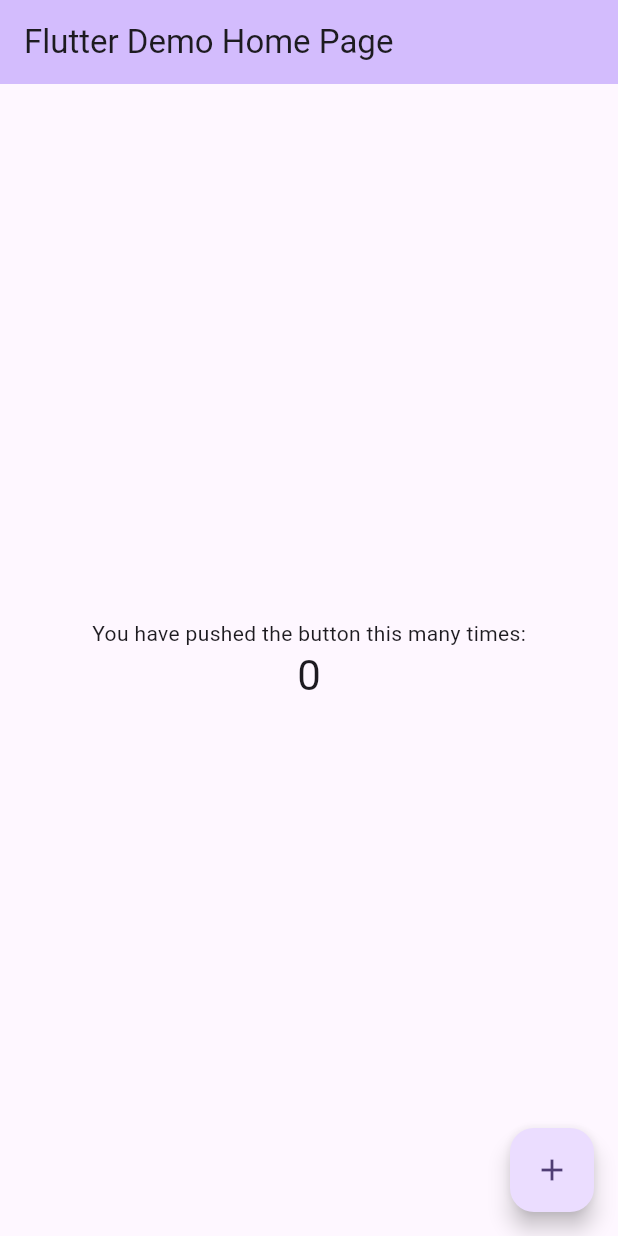
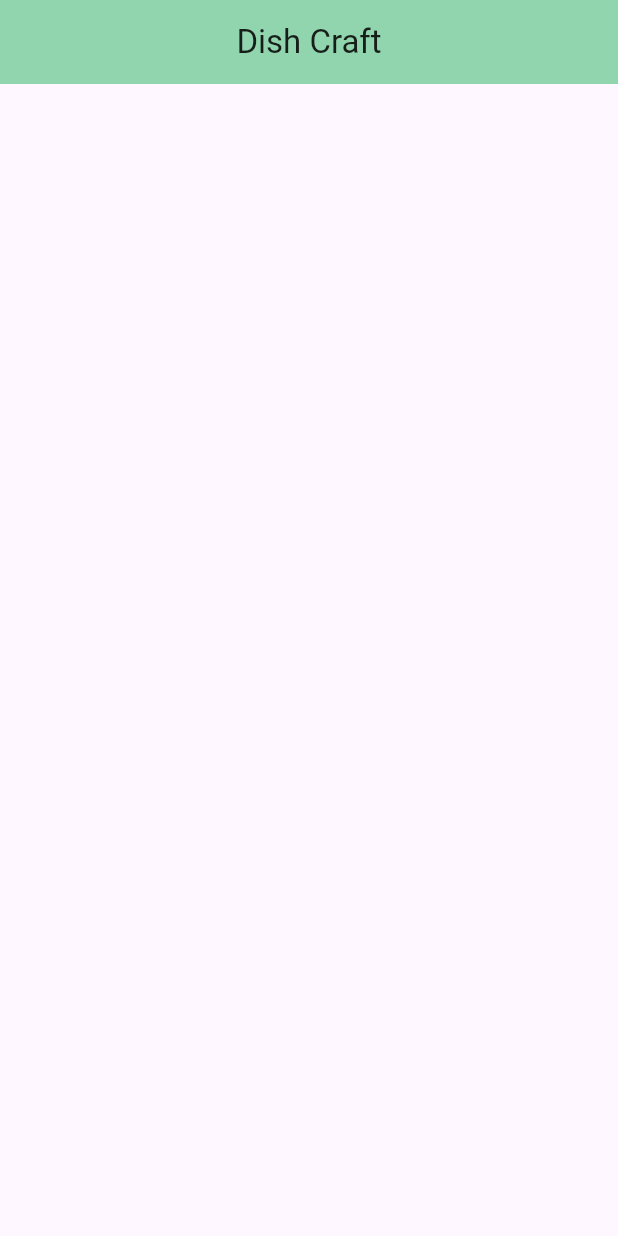
Before and after one commit to Sameer747/Learn-Flutter-2024, a Flutter app: the screen it shows after launch, on a phone screen of 412 x 824 dp. Run offline on Flutter 3.47's test engine with Material 3 defaults, Android fonts, the phone set to English and light mode, and no system bars.

Commit message:
simplified homepage code.

```diff
--- /dev/null
+++ b/dish_craft/lib/homepage.dart
@@ -0,0 +1,31 @@
+import 'package:flutter/material.dart';
+
+class MyHomePage extends StatefulWidget {
+  final String title;
+  const MyHomePage({super.key, required this.title});
+
+  @override
+  State<MyHomePage> createState() => _MyHomePageState();
+}
+
+class _MyHomePageState extends State<MyHomePage> {
+  @override
+  Widget build(BuildContext context) {
+    return Scaffold(
+      appBar: _appBar(widget.title, context),
+      body: _body(),
+    );
+  }
+}
+
+_appBar(String title, context) {
+  return AppBar(
+    centerTitle: true,
+    title: Text(title),
+    backgroundColor: Theme.of(context).colorScheme.inversePrimary,
+  );
+}
+
+_body() {
+  return SafeArea(child: Container());
+}
--- a/dish_craft/lib/main.dart
+++ b/dish_craft/lib/main.dart
@@ -1,125 +1,23 @@
 import 'package:flutter/material.dart';
 
+import 'homepage.dart';
+
 void main() {
-  runApp(const MyApp());
+  runApp(const DishCraft());
 }
 
-class MyApp extends StatelessWidget {
-  const MyApp({super.key});
+class DishCraft extends StatelessWidget {
+  const DishCraft({super.key});
 
-  // This widget is the root of your application.
   @override
   Widget build(BuildContext context) {
+    final ThemeData theme = ThemeData();
     return MaterialApp(
+      debugShowCheckedModeBanner: false,
       title: 'Flutter Demo',
-      theme: ThemeData(
-        // This is the theme of your application.
-        //
-        // TRY THIS: Try running your application with "flutter run". You'll see
-        // the application has a purple toolbar. Then, without quitting the app,
-        // try changing the seedColor in the colorScheme below to Colors.green
-        // and then invoke "hot reload" (save your changes or press the "hot
-        // reload" button in a Flutter-supported IDE, or press "r" if you used
-        // the command line to start the app).
-        //
-        // Notice that the counter didn't reset back to zero; the application
-        // state is not lost during the reload. To reset the state, use hot
-        // restart instead.
-        //
-        // This works for code too, not just values: Most code changes can be
-        // tested with just a hot reload.
-        colorScheme: ColorScheme.fromSeed(seedColor: Colors.deepPurple),
-        useMaterial3: true,
-      ),
-      home: const MyHomePage(title: 'Flutter Demo Home Page'),
+      theme: theme.copyWith(
+          colorScheme: ColorScheme.fromSeed(seedColor: Colors.greenAccent)),
+      home: const MyHomePage(title: 'Dish Craft'),
     );
   }
 }
-
-class MyHomePage extends StatefulWidget {
-  const MyHomePage({super.key, required this.title});
-
-  // This widget is the home page of your application. It is stateful, meaning
-  // that it has a State object (defined below) that contains fields that affect
-  // how it looks.
-
-  // This class is the configuration for the state. It holds the values (in this
-  // case the title) provided by the parent (in this case the App widget) and
-  // used by the build method of the State. Fields in a Widget subclass are
-  // always marked "final".
-
-  final String title;
-
-  @override
-  State<MyHomePage> createState() => _MyHomePageState();
-}
-
-class _MyHomePageState extends State<MyHomePage> {
-  int _counter = 0;
-
-  void _incrementCounter() {
-    setState(() {
-      // This call to setState tells the Flutter framework that something has
-      // changed in this State, which causes it to rerun the build method below
-      // so that the display can reflect the updated values. If we changed
-      // _counter without calling setState(), then the build method would not be
-      // called again, and so nothing would appear to happen.
-      _counter++;
-    });
-  }
-
-  @override
-  Widget build(BuildContext context) {
-    // This method is rerun every time setState is called, for instance as done
-    // by the _incrementCounter method above.
-    //
-    // The Flutter framework has been optimized to make rerunning build methods
-    // fast, so that you can just rebuild anything that needs updating rather
-    // than having to individually change instances of widgets.
-    return Scaffold(
-      appBar: AppBar(
-        // TRY THIS: Try changing the color here to a specific color (to
-        // Colors.amber, perhaps?) and trigger a hot reload to see the AppBar
-        // change color while the other colors stay the same.
-        backgroundColor: Theme.of(context).colorScheme.inversePrimary,
-        // Here we take the value from the MyHomePage object that was created by
-        // the App.build method, and use it to set our appbar title.
-        title: Text(widget.title),
-      ),
-      body: Center(
-        // Center is a layout widget. It takes a single child and positions it
-        // in the middle of the parent.
-        child: Column(
-          // Column is also a layout widget. It takes a list of children and
-          // arranges them vertically. By default, it sizes itself to fit its
-          // children horizontally, and tries to be as tall as its parent.
-          //
-          // Column has various properties to control how it sizes itself and
-          // how it positions its children. Here we use mainAxisAlignment to
-          // center the children vertically; the main axis here is the vertical
-          // axis because Columns are vertical (the cross axis would be
-          // horizontal).
-          //
-          // TRY THIS: Invoke "debug painting" (choose the "Toggle Debug Paint"
-          // action in the IDE, or press "p" in the console), to see the
-          // wireframe for each widget.
-          mainAxisAlignment: MainAxisAlignment.center,
-          children: <Widget>[
-            const Text(
-              'You have pushed the button this many times:',
-            ),
-            Text(
-              '$_counter',
-              style: Theme.of(context).textTheme.headlineMedium,
-            ),
-          ],
-        ),
-      ),
-      floatingActionButton: FloatingActionButton(
-        onPressed: _incrementCounter,
-        tooltip: 'Increment',
-        child: const Icon(Icons.add),
-      ), // This trailing comma makes auto-formatting nicer for build methods.
-    );
-  }
-}
```
Also changed, not shown: 1 other file.
